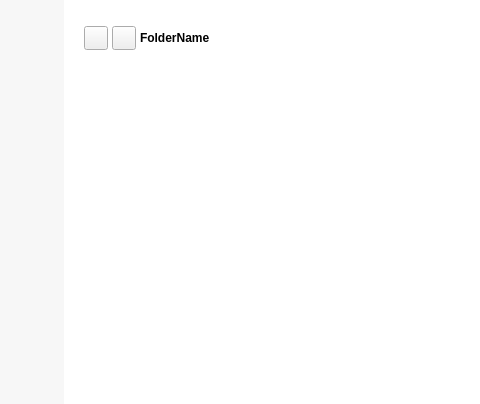
Above: src/MEGASync/node_selector/gui/ui/NodeSelector.ui from C-EO/MEGAsync before the change; both pictures show x 0 to 480 and y 0 to 404 of the 800 by 489 pixel window. Below: the same form after it.
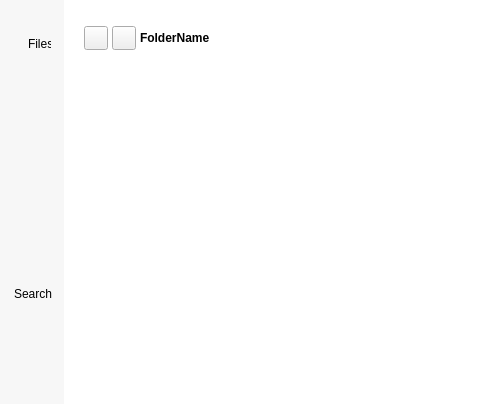
That is the form after the change. Icons and pictures are not drawn. Custom widgets are drawn as their Qt base class.

Patch:
```diff
--- a/src/MEGASync/node_selector/gui/ui/NodeSelector.ui
+++ b/src/MEGASync/node_selector/gui/ui/NodeSelector.ui
@@ -93,6 +93,95 @@
       <property name="bottomMargin">
        <number>24</number>
       </property>
+      <item>
+       <widget class="QWidget" name="wTop" native="true">
+        <property name="minimumSize">
+         <size>
+          <width>0</width>
+          <height>32</height>
+         </size>
+        </property>
+        <property name="maximumSize">
+         <size>
+          <width>16777215</width>
+          <height>32</height>
+         </size>
+        </property>
+        <layout class="QHBoxLayout" name="horizontalLayout" stretch="0,1">
+         <property name="spacing">
+          <number>0</number>
+         </property>
+         <property name="leftMargin">
+          <number>0</number>
+         </property>
+         <property name="topMargin">
+          <number>0</number>
+         </property>
+         <property name="rightMargin">
+          <number>4</number>
+         </property>
+         <property name="bottomMargin">
+          <number>0</number>
+         </property>
+         <item>
+          <widget class="QWidget" name="wTitleContainer" native="true">
+           <property name="sizePolicy">
+            <sizepolicy hsizetype="Expanding" vsizetype="Preferred">
+             <horstretch>0</horstretch>
+             <verstretch>0</verstretch>
+            </sizepolicy>
+           </property>
+           <layout class="QHBoxLayout" name="horizontalLayout_3">
+            <property name="spacing">
+             <number>0</number>
+            </property>
+            <property name="leftMargin">
+             <number>16</number>
+            </property>
+            <property name="topMargin">
+             <number>0</number>
+            </property>
+            <property name="rightMargin">
+             <number>0</number>
+            </property>
+            <property name="bottomMargin">
+             <number>0</number>
+            </property>
+            <item>
+             <widget class="QLabel" name="title">
+              <property name="sizePolicy">
+               <sizepolicy hsizetype="Expanding" vsizetype="Preferred">
+                <horstretch>0</horstretch>
+                <verstretch>0</verstretch>
+               </sizepolicy>
+              </property>
+              <property name="text">
+               <string>Files</string>
+              </property>
+              <property name="font-size" stdset="0">
+               <string notr="true">subtitle</string>
+              </property>
+              <property name="regular" stdset="0">
+               <bool>true</bool>
+              </property>
+             </widget>
+            </item>
+           </layout>
+          </widget>
+         </item>
+         <item>
+          <widget class="SearchLineEdit" name="leSearchTool">
+           <property name="sizePolicy">
+            <sizepolicy hsizetype="Expanding" vsizetype="Preferred">
+             <horstretch>0</horstretch>
+             <verstretch>0</verstretch>
+            </sizepolicy>
+           </property>
+          </widget>
+         </item>
+        </layout>
+       </widget>
+      </item>
       <item>
        <widget class="QGroupBox" name="wStorage">
         <property name="title">
@@ -288,7 +377,7 @@
          <bool>false</bool>
         </property>
         <property name="title">
-         <string notr="true"/>
+         <string>Search</string>
         </property>
         <property name="type" stdset="0">
          <string notr="true">mega</string>
```
Left out of the diff: 61 changed lines with no effect on the pictures.
